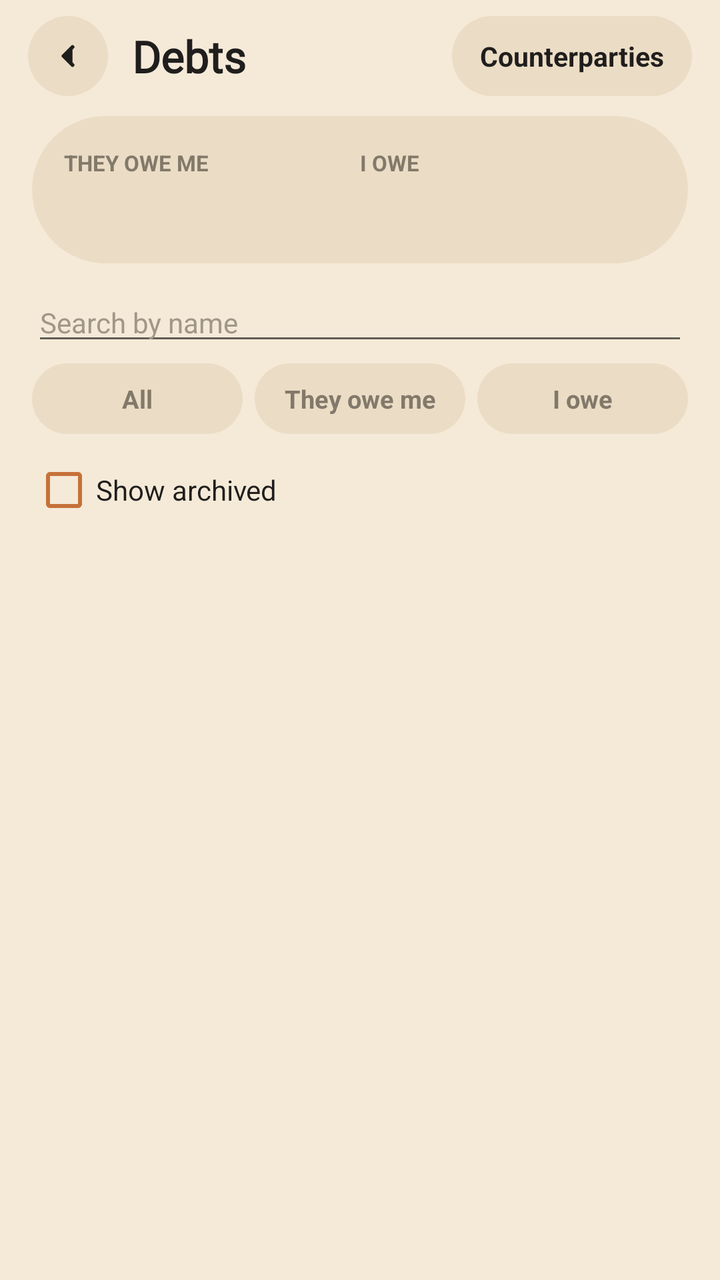
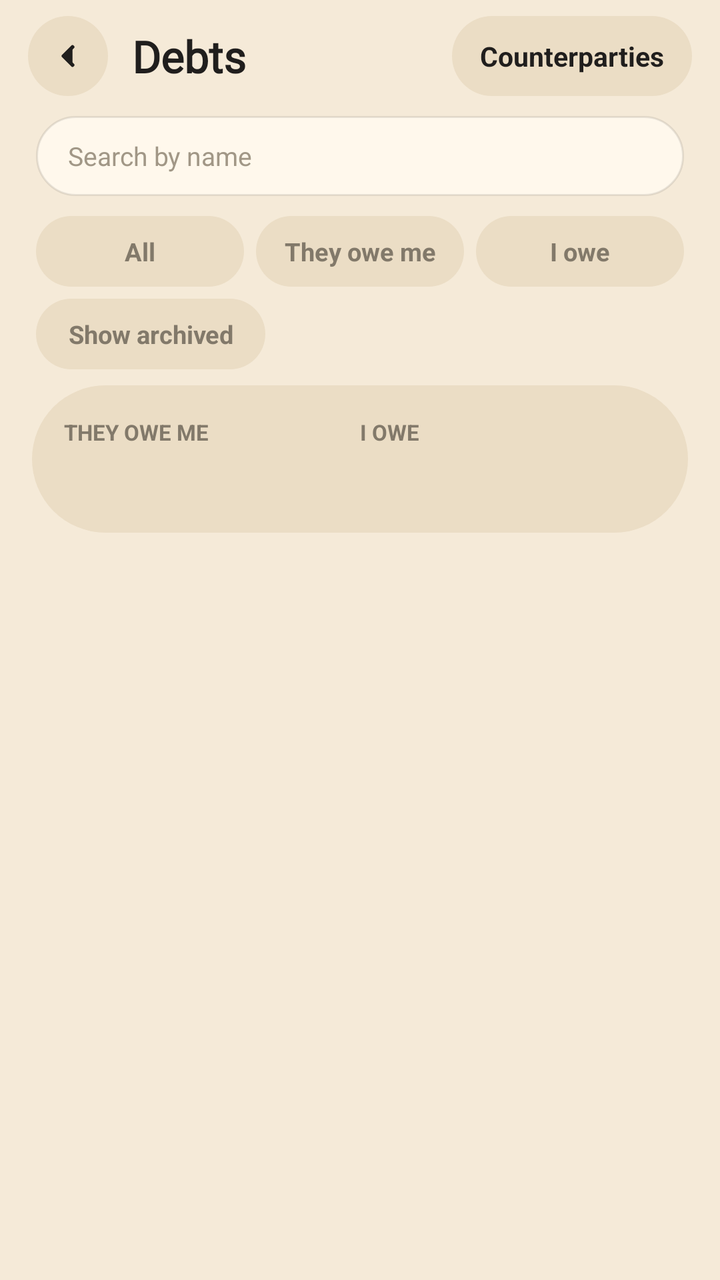

Compare the two renders of this Android layout. The source of the first and the diff that turns it into the second are given below.
<!-- AndroidManifest.xml: activity theme AppTheme.NoActionBar -->
<!-- res/layout/activity_debts.xml -->
<?xml version="1.0" encoding="utf-8"?>
<LinearLayout xmlns:android="http://schemas.android.com/apk/res/android"
    android:layout_width="match_parent"
    android:layout_height="match_parent"
    android:orientation="vertical"
    android:background="@color/colorBackground">

    <LinearLayout
        android:layout_width="match_parent"
        android:layout_height="wrap_content"
        android:orientation="horizontal"
        android:gravity="center_vertical"
        android:paddingLeft="14dp"
        android:paddingRight="14dp"
        android:paddingTop="8dp"
        android:paddingBottom="10dp">

        <ImageButton
            android:id="@+id/btnUp"
            android:layout_width="40dp"
            android:layout_height="40dp"
            android:background="@drawable/bg_pill_secondary"
            android:src="@drawable/ic_nav_back"
            android:onClick="btnUp"/>

        <TextView
            android:layout_width="0dp"
            android:layout_height="wrap_content"
            android:layout_weight="1"
            android:layout_marginStart="12dp"
            android:text="@string/debts_title"
            android:textSize="22sp"
            android:textStyle="bold"
            android:fontFamily="@font/caprasimo"
            android:textColor="@color/colorTextPrimary"/>

        <TextView
            android:layout_width="wrap_content"
            android:layout_height="40dp"
            android:background="@drawable/bg_pill_secondary"
            android:clickable="true"
            android:focusable="true"
            android:gravity="center"
            android:paddingLeft="14dp"
            android:paddingRight="14dp"
            android:text="@string/counterparties_title"
            android:textColor="@color/colorTextPrimary"
            android:textSize="13.5sp"
            android:textStyle="bold"
            android:onClick="onOpenCounterparties"/>
    </LinearLayout>

    <ScrollView
        android:layout_width="match_parent"
        android:layout_height="match_parent">

        <LinearLayout
            android:layout_width="match_parent"
            android:layout_height="wrap_content"
            android:orientation="vertical"
            android:paddingLeft="16dp"
            android:paddingRight="16dp"
            android:paddingBottom="24dp">

            
            <LinearLayout
                android:layout_width="match_parent"
                android:layout_height="wrap_content"
                android:orientation="horizontal"
                android:background="@drawable/bg_pill_secondary"
                android:padding="16dp"
                android:layout_marginBottom="10dp">

                <LinearLayout
                    android:layout_width="0dp"
                    android:layout_height="wrap_content"
                    android:layout_weight="1"
                    android:orientation="vertical">
                    <TextView
                        android:layout_width="wrap_content"
                        android:layout_height="wrap_content"
                        android:text="@string/debts_owed_to_me"
                        android:textAllCaps="true"
                        android:textSize="11sp"
                        android:textStyle="bold"
                        android:textColor="@color/colorTextSecondary"/>
                    <TextView
                        android:id="@+id/debtsOwedToMe"
                        android:layout_width="wrap_content"
                        android:layout_height="wrap_content"
                        android:textSize="20sp"
                        android:textStyle="bold"/>
                </LinearLayout>

                <LinearLayout
                    android:layout_width="0dp"
                    android:layout_height="wrap_content"
                    android:layout_weight="1"
                    android:orientation="vertical">
                    <TextView
                        android:layout_width="wrap_content"
                        android:layout_height="wrap_content"
                        android:text="@string/debts_i_owe"
                        android:textAllCaps="true"
                        android:textSize="11sp"
                        android:textStyle="bold"
                        android:textColor="@color/colorTextSecondary"/>
                    <TextView
                        android:id="@+id/debtsIOwe"
                        android:layout_width="wrap_content"
                        android:layout_height="wrap_content"
                        android:textSize="20sp"
                        android:textStyle="bold"/>
                </LinearLayout>
            </LinearLayout>

            <EditText
                android:id="@+id/debtsSearch"
                android:layout_width="match_parent"
                android:layout_height="wrap_content"
                android:hint="@string/search_by_name_hint"
                android:inputType="text"
                android:maxLines="1"
                android:textColor="@color/colorTextPrimary"
                android:textColorHint="@color/colorTextHint"
                android:textSize="14sp"/>

            <LinearLayout
                android:layout_width="match_parent"
                android:layout_height="wrap_content"
                android:orientation="horizontal"
                android:layout_marginTop="4dp"
                android:layout_marginBottom="4dp">

                <TextView
                    android:id="@+id/debtsChipAll"
                    style="@style/FilterChip"
                    android:text="@string/debts_filter_all"/>

                <TextView
                    android:id="@+id/debtsChipOwedToMe"
                    style="@style/FilterChip"
                    android:text="@string/debts_filter_owed_to_me"/>

                <TextView
                    android:id="@+id/debtsChipIOwe"
                    style="@style/FilterChip"
                    android:layout_marginEnd="0dp"
                    android:text="@string/debts_filter_i_owe"/>
            </LinearLayout>

            <CheckBox
                android:id="@+id/debtsShowArchived"
                android:layout_width="match_parent"
                android:layout_height="wrap_content"
                android:text="@string/debts_show_archived"
                android:textColor="@color/colorTextPrimary"
                android:textSize="14sp"
                android:buttonTint="@color/colorPrimary"
                android:layout_marginBottom="6dp"/>

            <TextView
                android:id="@+id/debtsEmpty"
                android:layout_width="match_parent"
                android:layout_height="wrap_content"
                android:layout_marginTop="24dp"
                android:gravity="center"
                android:text="@string/debts_empty"
                android:textColor="@color/colorTextHint"
                android:textSize="13sp"
                android:visibility="gone"/>

            <LinearLayout
                android:id="@+id/debtsList"
                android:layout_width="match_parent"
                android:layout_height="wrap_content"
                android:orientation="vertical"/>
        </LinearLayout>
    </ScrollView>
</LinearLayout>
<!-- resources referenced by this layout -->
<resources>
  <color name="colorBackground">#F5EAD8</color>
  <color name="colorPrimary">#C67139</color>
  <color name="colorTextHint">#A19786</color>
  <color name="colorTextPrimary">#201E1D</color>
  <color name="colorTextSecondary">#82796A</color>
  <!-- drawable bg_pill_secondary (drawable) -->
  <?xml version="1.0" encoding="utf-8"?>
  <ripple xmlns:android="http://schemas.android.com/apk/res/android"
      android:color="@color/colorPrimaryLight">
      <item>
          <shape>
              <solid android:color="@color/colorSurfaceAlt"/>
              <corners android:radius="999dp"/>
          </shape>
      </item>
  </ripple>
  <!-- drawable ic_nav_back (drawable) -->
  <?xml version="1.0" encoding="utf-8"?>
  <vector xmlns:android="http://schemas.android.com/apk/res/android"
      android:width="18dp" android:height="18dp" android:viewportWidth="24" android:viewportHeight="24">
      <path android:fillColor="@color/colorTextPrimary" android:pathData="M15,6 L9,12 L15,18"
          android:strokeColor="@color/colorTextPrimary" android:strokeWidth="2.5" android:strokeLineCap="round" android:strokeLineJoin="round"/>
  </vector>
  <string name="counterparties_title">Counterparties</string>
  <string name="debts_empty">No loans yet. Mark a wallet as a loan on its card, or pick «Lend» / «Borrow» when adding an operation.</string>
  <string name="debts_filter_all">All</string>
  <string name="debts_filter_i_owe">I owe</string>
  <string name="debts_filter_owed_to_me">They owe me</string>
  <string name="debts_i_owe">I owe</string>
  <string name="debts_owed_to_me">They owe me</string>
  <string name="debts_show_archived">Show archived</string>
  <string name="debts_title">Debts</string>
  <string name="search_by_name_hint">Search by name</string>
  <style name="FilterChip">
          <item name="android:layout_width">0dp</item>
          <item name="android:layout_height">wrap_content</item>
          <item name="android:layout_weight">1</item>
          <item name="android:layout_marginEnd">6dp</item>
          <item name="android:background">@drawable/bg_chip_unselected</item>
          <item name="android:gravity">center</item>
          <item name="android:paddingTop">9dp</item>
          <item name="android:paddingBottom">9dp</item>
          <item name="android:textSize">12.5sp</item>
          <item name="android:textStyle">bold</item>
          <item name="android:textColor">@color/colorTextSecondary</item>
      </style>
  <style name="AppTheme.NoActionBar">
          <item name="windowActionBar">false</item>
          <item name="windowNoTitle">true</item>
      </style>
  <color name="colorPrimaryLight">#F6A06B</color>
  <color name="colorSurfaceAlt">#EBDDC5</color>
  <!-- drawable bg_chip_unselected (drawable) -->
  <?xml version="1.0" encoding="utf-8"?>
  <shape xmlns:android="http://schemas.android.com/apk/res/android">
      <solid android:color="@color/colorSurfaceAlt"/>
      <corners android:radius="999dp"/>
  </shape>
</resources>

<!-- the commit's change to res/layout/activity_debts.xml (unified diff, before → after) -->
@@ -49,6 +49,53 @@
             android:textStyle="bold"
             android:onClick="onOpenCounterparties"/>
     </LinearLayout>
+
+    
+    <EditText
+        android:id="@+id/debtsSearch"
+        style="@style/ListSearchField"
+        android:hint="@string/search_by_name_hint"
+        android:inputType="text"
+        android:textColor="@color/colorTextPrimary"
+        android:textColorHint="@color/colorTextHint"/>
+
+    <LinearLayout
+        android:layout_width="match_parent"
+        android:layout_height="wrap_content"
+        android:orientation="horizontal"
+        android:paddingLeft="18dp"
+        android:paddingRight="18dp"
+        android:paddingBottom="6dp">
+
+        <TextView
+            android:id="@+id/debtsChipAll"
+            style="@style/FilterChip"
+            android:text="@string/debts_filter_all"/>
+
+        <TextView
+            android:id="@+id/debtsChipOwedToMe"
+            style="@style/FilterChip"
+            android:text="@string/debts_filter_owed_to_me"/>
+
+        <TextView
+            android:id="@+id/debtsChipIOwe"
+            style="@style/FilterChip"
+            android:layout_marginEnd="0dp"
+            android:text="@string/debts_filter_i_owe"/>
+    </LinearLayout>
+
+    
+    <TextView
+        android:id="@+id/debtsShowArchived"
+        style="@style/FilterChip"
+        android:layout_width="wrap_content"
+        android:layout_weight="0"
+        android:layout_marginStart="18dp"
+        android:layout_marginEnd="0dp"
+        android:layout_marginBottom="8dp"
+        android:paddingLeft="16dp"
+        android:paddingRight="16dp"
+        android:text="@string/debts_show_archived"/>
 
     <ScrollView
         android:layout_width="match_parent"
@@ -114,51 +161,6 @@
                 </LinearLayout>
             </LinearLayout>
 
-            <EditText
-                android:id="@+id/debtsSearch"
-                android:layout_width="match_parent"
-                android:layout_height="wrap_content"
-                android:hint="@string/search_by_name_hint"
-                android:inputType="text"
-                android:maxLines="1"
-                android:textColor="@color/colorTextPrimary"
-                android:textColorHint="@color/colorTextHint"
-                android:textSize="14sp"/>
-
-            <LinearLayout
-                android:layout_width="match_parent"
-                android:layout_height="wrap_content"
-                android:orientation="horizontal"
-                android:layout_marginTop="4dp"
-                android:layout_marginBottom="4dp">
-
-                <TextView
-                    android:id="@+id/debtsChipAll"
-                    style="@style/FilterChip"
-                    android:text="@string/debts_filter_all"/>
-
-                <TextView
-                    android:id="@+id/debtsChipOwedToMe"
-                    style="@style/FilterChip"
-                    android:text="@string/debts_filter_owed_to_me"/>
-
-                <TextView
-                    android:id="@+id/debtsChipIOwe"
-                    style="@style/FilterChip"
-                    android:layout_marginEnd="0dp"
-                    android:text="@string/debts_filter_i_owe"/>
-            </LinearLayout>
-
-            <CheckBox
-                android:id="@+id/debtsShowArchived"
-                android:layout_width="match_parent"
-                android:layout_height="wrap_content"
-                android:text="@string/debts_show_archived"
-                android:textColor="@color/colorTextPrimary"
-                android:textSize="14sp"
-                android:buttonTint="@color/colorPrimary"
-                android:layout_marginBottom="6dp"/>
-
             <TextView
                 android:id="@+id/debtsEmpty"
                 android:layout_width="match_parent"
<!-- resource entries referenced after the edit -->
@@ -1,7 +1,6 @@
 <!-- resources referenced by this layout -->
 <resources>
   <color name="colorBackground">#F5EAD8</color>
-  <color name="colorPrimary">#C67139</color>
   <color name="colorTextHint">#A19786</color>
   <color name="colorTextPrimary">#201E1D</color>
   <color name="colorTextSecondary">#82796A</color>
@@ -46,6 +45,18 @@
           <item name="android:textStyle">bold</item>
           <item name="android:textColor">@color/colorTextSecondary</item>
       </style>
+  <style name="ListSearchField">
+          <item name="android:layout_width">match_parent</item>
+          <item name="android:layout_height">40dp</item>
+          <item name="android:layout_marginStart">18dp</item>
+          <item name="android:layout_marginEnd">18dp</item>
+          <item name="android:layout_marginBottom">10dp</item>
+          <item name="android:background">@drawable/bg_input_pill</item>
+          <item name="android:paddingLeft">16dp</item>
+          <item name="android:paddingRight">16dp</item>
+          <item name="android:singleLine">true</item>
+          <item name="android:textSize">13sp</item>
+      </style>
   <style name="AppTheme.NoActionBar">
           <item name="windowActionBar">false</item>
           <item name="windowNoTitle">true</item>
@@ -58,5 +69,14 @@
       <solid android:color="@color/colorSurfaceAlt"/>
       <corners android:radius="999dp"/>
   </shape>
+  <!-- drawable bg_input_pill (drawable) -->
+  <?xml version="1.0" encoding="utf-8"?>
+  <shape xmlns:android="http://schemas.android.com/apk/res/android">
+      <solid android:color="@color/colorSurface"/>
+      <corners android:radius="999dp"/>
+      <stroke android:width="1dp" android:color="@color/colorCardBorder"/>
+  </shape>
+  <color name="colorSurface">#FFF8EC</color>
+  <color name="colorCardBorder">#1A201E1D</color>
 </resources>
 
